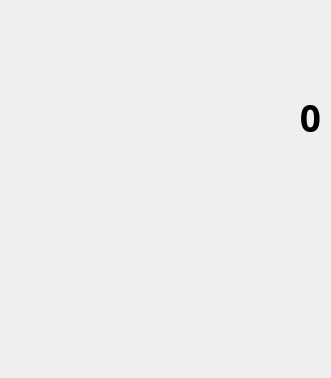
This is template/content/calculator/calculator.ui in cmh1027/calculator as Qt 5 draws it before an edit. The edited form follows.
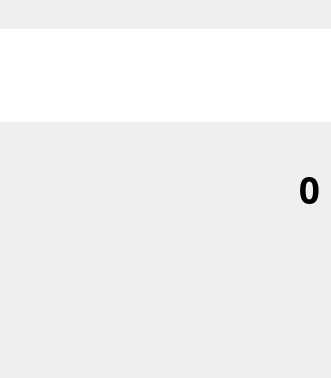
This is the edited form.

Commit message: enable modifying interLabel manually

```diff
--- a/template/content/calculator/calculator.ui
+++ b/template/content/calculator/calculator.ui
@@ -31,8 +31,11 @@
    </property>
    <item>
     <layout class="QVBoxLayout" name="verticalLayout_3">
+     <property name="spacing">
+      <number>0</number>
+     </property>
      <property name="rightMargin">
-      <number>10</number>
+      <number>0</number>
      </property>
      <item>
       <widget class="QLabel" name="intermediateLabel">
@@ -45,13 +48,46 @@
        <property name="font">
         <font>
          <family>Agency FB</family>
-         <pointsize>14</pointsize>
+         <pointsize>16</pointsize>
          <weight>75</weight>
          <bold>true</bold>
         </font>
        </property>
        <property name="styleSheet">
-        <string notr="true">color: rgb(175, 175, 175);</string>
+        <string notr="true">QLabel{
+	margin-right: 1px;
+	color: rgb(113, 113, 113);
+}</string>
+       </property>
+       <property name="text">
+        <string/>
+       </property>
+       <property name="alignment">
+        <set>Qt::AlignRight|Qt::AlignTrailing|Qt::AlignVCenter</set>
+       </property>
+      </widget>
+     </item>
+     <item>
+      <widget class="QLineEdit" name="interLineEdit">
+       <property name="sizePolicy">
+        <sizepolicy hsizetype="Preferred" vsizetype="Preferred">
+         <horstretch>0</horstretch>
+         <verstretch>0</verstretch>
+        </sizepolicy>
+       </property>
+       <property name="font">
+        <font>
+         <family>Agency FB</family>
+         <pointsize>16</pointsize>
+         <weight>75</weight>
+         <bold>true</bold>
+        </font>
+       </property>
+       <property name="styleSheet">
+        <string notr="true">QLineEdit{
+	border: none;
+	background-color: rgb(255, 255, 255);
+}</string>
        </property>
        <property name="text">
         <string/>
@@ -65,8 +101,14 @@
    </item>
    <item>
     <layout class="QVBoxLayout" name="verticalLayout_2">
+     <property name="spacing">
+      <number>35</number>
+     </property>
      <property name="rightMargin">
-      <number>10</number>
+      <number>0</number>
+     </property>
+     <property name="bottomMargin">
+      <number>0</number>
      </property>
      <item>
       <widget class="QLabel" name="resultLabel">
@@ -84,12 +126,20 @@
          <bold>true</bold>
         </font>
        </property>
+       <property name="styleSheet">
+        <string notr="true">QLabel{
+	margin-right: 1px;
+}</string>
+       </property>
        <property name="text">
         <string>0</string>
        </property>
        <property name="alignment">
         <set>Qt::AlignRight|Qt::AlignTrailing|Qt::AlignVCenter</set>
        </property>
+       <property name="margin">
+        <number>0</number>
+       </property>
       </widget>
      </item>
     </layout>
```
Left out of the diff: 2 changed lines with no effect on the pictures. The commit also changes 16 other files.
